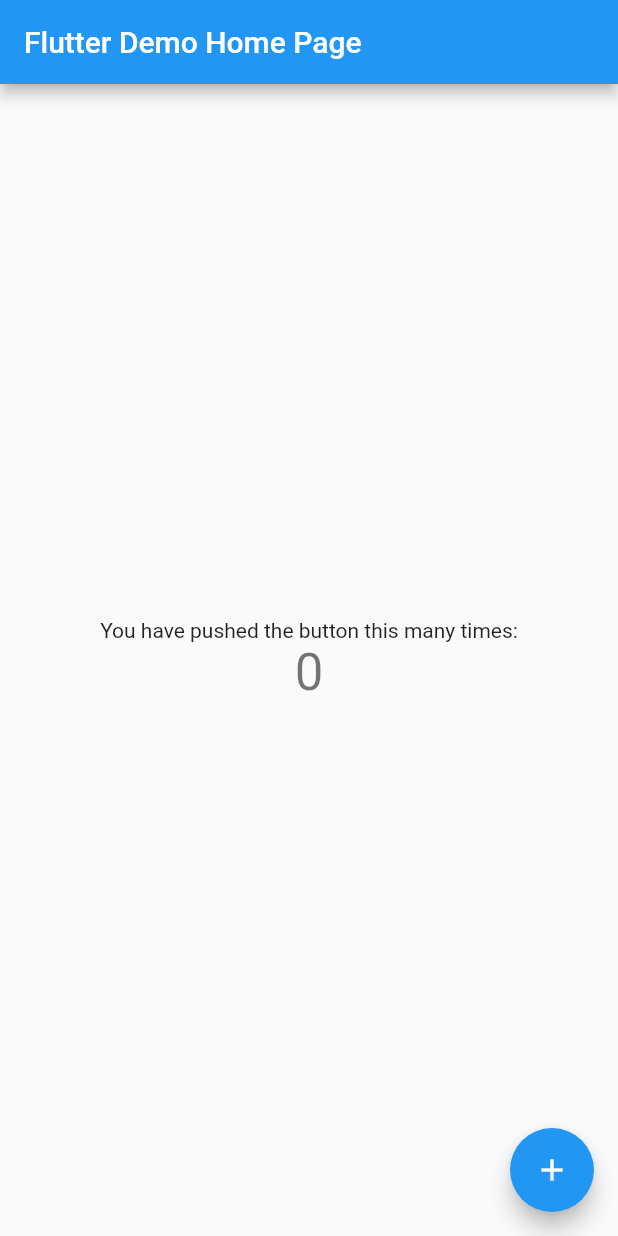
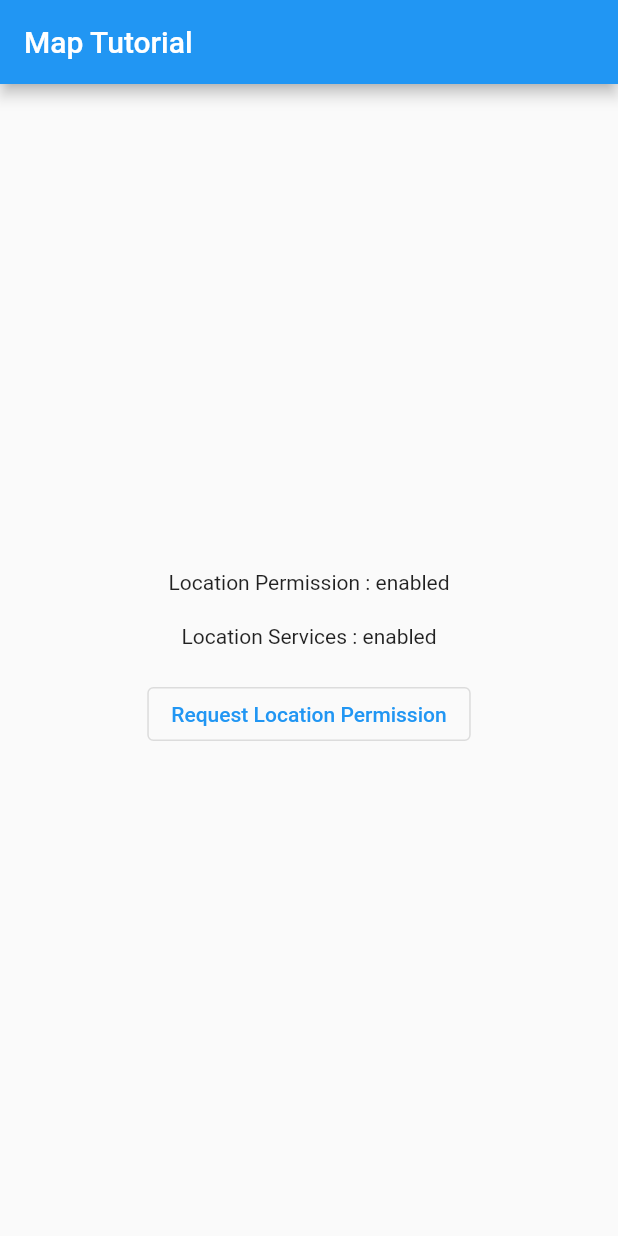
Before and after one commit to thebeast1/map_tutorial, a Flutter app: the screen it shows after launch, on a phone screen of 412 x 824 dp. Run offline on Flutter 3.47's test engine with Material 2 defaults, Android fonts, the phone set to English and light mode, and no system bars; our stand-ins replace bloc, flutter_bloc, geolocator, get_it, injectable, rxdart.

Commit message:
add: connect the presentation layer with the application layer.

```diff
--- a/lib/application/permission/permission_cubit.dart
+++ b/lib/application/permission/permission_cubit.dart
@@ -48,7 +48,7 @@ class PermissionCubit extends Cubit<PermissionState> {
       final previous = pair.first;
       final current = pair.last;
       log("Previous app life cycle stateus is: ${previous.appLifecycleState.name} -- ${previous.isResumed}");
-      log("current app life cycle stateus is: ${current.appLifecycleState.name} -- ${previous.isResumed}");
+      log("current app life cycle stateus is: ${current.appLifecycleState.name} -- ${current.isResumed}");
 
       // if the user was not in the foreground and now comes to the foreground.
       if (previous.isResumed != current.isResumed && current.isResumed) {
--- /dev/null
+++ b/lib/injection.dart
@@ -0,0 +1,17 @@
+import 'package:get_it/get_it.dart';
+import 'package:map_tutorial/application/application_life_cycle/application_life_cycle_cubit.dart';
+import 'package:map_tutorial/application/permission/permission_cubit.dart';
+import 'package:map_tutorial/domain/permission/i_permission_service.dart';
+import 'package:map_tutorial/infrastructure/permission/permission_service.dart';
+
+final getIt = GetIt.instance;
+
+initialize() {
+  getIt.registerLazySingleton<IPermissionService>(() => PermissionService());
+
+  getIt.registerLazySingleton<ApplicationLifeCycleCubit>(
+      () => ApplicationLifeCycleCubit());
+
+  getIt.registerLazySingleton<PermissionCubit>(
+      () => PermissionCubit(getIt(), getIt()));
+}
--- a/lib/main.dart
+++ b/lib/main.dart
@@ -1,115 +1,9 @@
 import 'package:flutter/material.dart';
+import 'package:map_tutorial/injection.dart';
+import 'package:map_tutorial/presentation/core/app_widget.dart';
 
 void main() {
-  runApp(const MyApp());
+  initialize();
+
+  runApp(const AppWidget());
 }
-
-class MyApp extends StatelessWidget {
-  const MyApp({super.key});
-
-  // This widget is the root of your application.
-  @override
-  Widget build(BuildContext context) {
-    return MaterialApp(
-      title: 'Flutter Demo',
-      theme: ThemeData(
-        // This is the theme of your application.
-        //
-        // Try running your application with "flutter run". You'll see the
-        // application has a blue toolbar. Then, without quitting the app, try
-        // changing the primarySwatch below to Colors.green and then invoke
-        // "hot reload" (press "r" in the console where you ran "flutter run",
-        // or simply save your changes to "hot reload" in a Flutter IDE).
-        // Notice that the counter didn't reset back to zero; the application
-        // is not restarted.
-        primarySwatch: Colors.blue,
-      ),
-      home: const MyHomePage(title: 'Flutter Demo Home Page'),
-    );
-  }
-}
-
-class MyHomePage extends StatefulWidget {
-  const MyHomePage({super.key, required this.title});
-
-  // This widget is the home page of your application. It is stateful, meaning
-  // that it has a State object (defined below) that contains fields that affect
-  // how it looks.
-
-  // This class is the configuration for the state. It holds the values (in this
-  // case the title) provided by the parent (in this case the App widget) and
-  // used by the build method of the State. Fields in a Widget subclass are
-  // always marked "final".
-
-  final String title;
-
-  @override
-  State<MyHomePage> createState() => _MyHomePageState();
-}
-
-class _MyHomePageState extends State<MyHomePage> {
-  int _counter = 0;
-
-  void _incrementCounter() {
-    setState(() {
-      // This call to setState tells the Flutter framework that something has
-      // changed in this State, which causes it to rerun the build method below
-      // so that the display can reflect the updated values. If we changed
-      // _counter without calling setState(), then the build method would not be
-      // called again, and so nothing would appear to happen.
-      _counter++;
-    });
-  }
-
-  @override
-  Widget build(BuildContext context) {
-    // This method is rerun every time setState is called, for instance as done
-    // by the _incrementCounter method above.
-    //
-    // The Flutter framework has been optimized to make rerunning build methods
-    // fast, so that you can just rebuild anything that needs updating rather
-    // than having to individually change instances of widgets.
-    return Scaffold(
-      appBar: AppBar(
-        // Here we take the value from the MyHomePage object that was created by
-        // the App.build method, and use it to set our appbar title.
-        title: Text(widget.title),
-      ),
-      body: Center(
-        // Center is a layout widget. It takes a single child and positions it
-        // in the middle of the parent.
-        child: Column(
-          // Column is also a layout widget. It takes a list of children and
-          // arranges them vertically. By default, it sizes itself to fit its
-          // children horizontally, and tries to be as tall as its parent.
-          //
-          // Invoke "debug painting" (press "p" in the console, choose the
-          // "Toggle Debug Paint" action from the Flutter Inspector in Android
-          // Studio, or the "Toggle Debug Paint" command in Visual Studio Code)
-          // to see the wireframe for each widget.
-          //
-          // Column has various properties to control how it sizes itself and
-          // how it positions its children. Here we use mainAxisAlignment to
-          // center the children vertically; the main axis here is the vertical
-          // axis because Columns are vertical (the cross axis would be
-          // horizontal).
-          mainAxisAlignment: MainAxisAlignment.center,
-          children: <Widget>[
-            const Text(
-              'You have pushed the button this many times:',
-            ),
-            Text(
-              '$_counter',
-              style: Theme.of(context).textTheme.headline4,
-            ),
-          ],
-        ),
-      ),
-      floatingActionButton: FloatingActionButton(
-        onPressed: _incrementCounter,
-        tooltip: 'Increment',
-        child: const Icon(Icons.add),
-      ), // This trailing comma makes auto-formatting nicer for build methods.
-    );
-  }
-}
--- /dev/null
+++ b/lib/presentation/core/app_widget.dart
@@ -0,0 +1,25 @@
+import 'package:flutter/material.dart';
+import 'package:flutter_bloc/flutter_bloc.dart';
+import 'package:map_tutorial/application/permission/permission_cubit.dart';
+import 'package:map_tutorial/injection.dart';
+import 'package:map_tutorial/presentation/map/map_page.dart';
+
+class AppWidget extends StatelessWidget {
+  const AppWidget({super.key});
+
+  @override
+  Widget build(BuildContext context) {
+    return BlocProvider(
+      create: (context) => getIt<PermissionCubit>(),
+      lazy: false,
+      child: MaterialApp(
+        title: 'Flutter Demo',
+        debugShowCheckedModeBanner: false,
+        theme: ThemeData(
+          primarySwatch: Colors.blue,
+        ),
+        home: const MapPage(),
+      ),
+    );
+  }
+}
--- /dev/null
+++ b/lib/presentation/map/map_page.dart
@@ -0,0 +1,47 @@
+import 'package:flutter/material.dart';
+import 'package:flutter_bloc/flutter_bloc.dart';
+import 'package:map_tutorial/application/permission/permission_cubit.dart';
+
+class MapPage extends StatelessWidget {
+  const MapPage({Key? key}) : super(key: key);
+
+  @override
+  Widget build(BuildContext context) {
+    return Scaffold(
+      appBar: AppBar(
+        title: const Text("Map Tutorial"),
+      ),
+      body: Center(
+        child: Column(
+          mainAxisAlignment: MainAxisAlignment.center,
+          children: [
+            BlocSelector<PermissionCubit, PermissionState, bool>(
+              selector: (state) => state.isLocationPermissionGranted,
+              builder: (context, state) => Text(
+                  "Location Permission : ${state ? 'enabled' : 'disabled'}"),
+            ),
+            const SizedBox(
+              height: 20,
+            ),
+            BlocSelector<PermissionCubit, PermissionState, bool>(
+              selector: (state) => state.isLocationServicesEnabled,
+              builder: (context, state) {
+                return Text(
+                    "Location Services : ${state ? 'enabled' : 'disabled'}");
+              },
+            ),
+            const SizedBox(
+              height: 20,
+            ),
+            OutlinedButton(
+                onPressed: () {
+                  debugPrint("Location services Button Pressed!");
+                  context.read<PermissionCubit>().requestLocationPermission();
+                },
+                child: const Text("Request Location Permission"))
+          ],
+        ),
+      ),
+    );
+  }
+}
```
Also changed, not shown: 3 other files.
